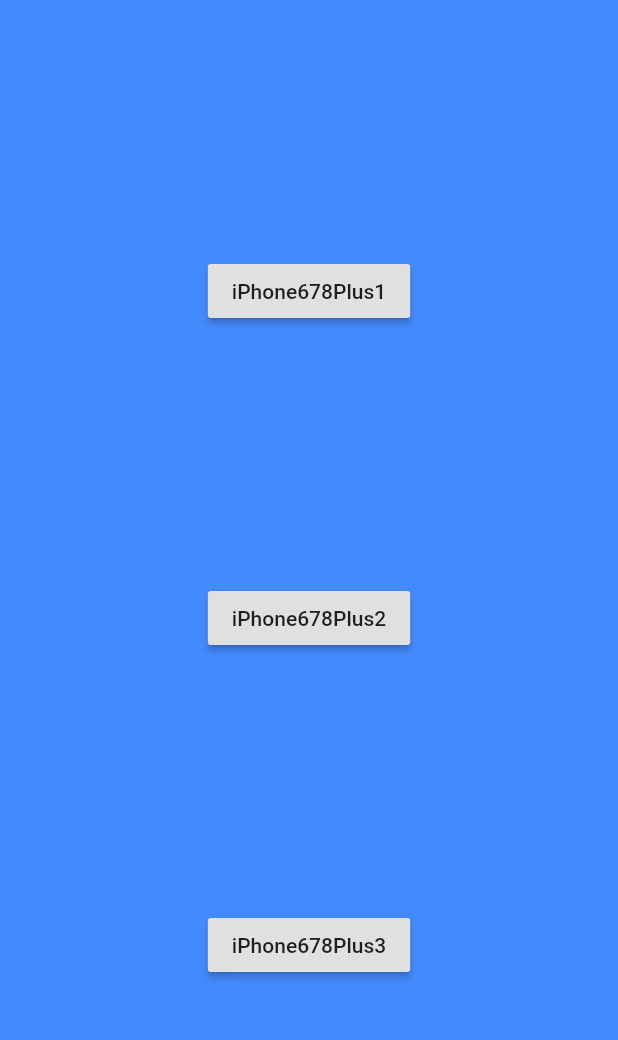
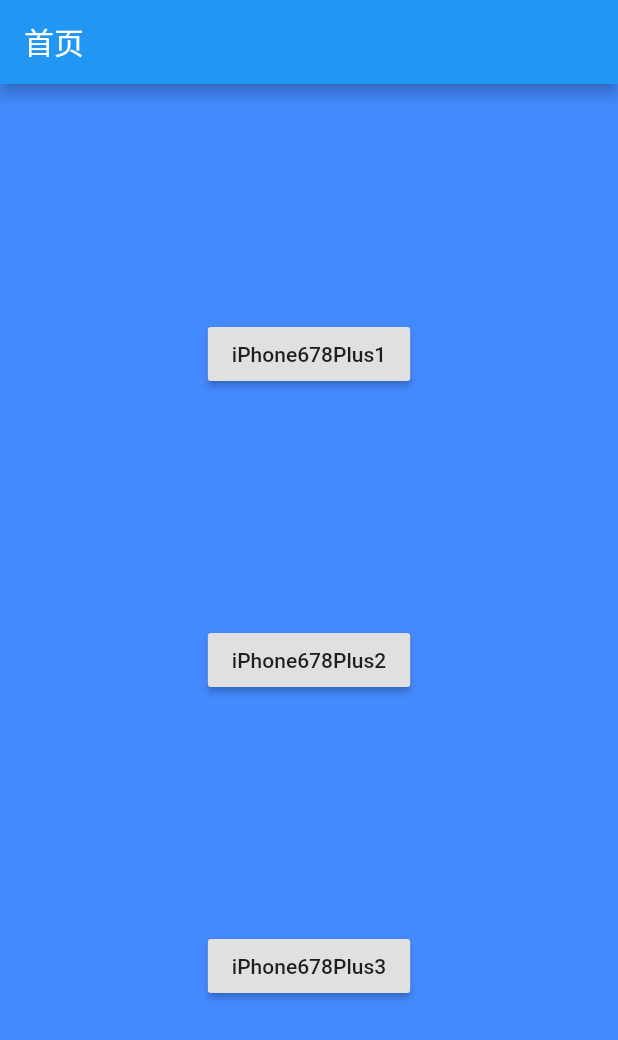
Before and after one commit to EarlyAnt/flutterApp, a Flutter app: the screen it shows after launch, on a phone screen of 412 x 824 dp. Shown: the top 1040 px of the screen. Run offline on Flutter 3.47's test engine with Material 2 defaults, Android fonts, the light colour scheme and no system bars; our stand-ins replace dio, flutter_svg; missing offline and left inert: adobe_xd.

Commit message:
1.HomePage页中已经实现了点击3个导航按钮，进入对应页面的功能。

```diff
--- a/flutterapp/lib/homePage.dart
+++ b/flutterapp/lib/homePage.dart
@@ -1,41 +1,82 @@
 import 'package:flutter/material.dart';
-import 'routes.dart';
 
-class HomePage extends StatefulWidget {
-  HomePage({Key key}) : super(key: key);
+import 'pages/login/loginView.dart';
+import 'pages/adobe_xd/adobe_xd0.dart';
+import 'pages/wassail/iPhone678Plus1.dart';
+import 'pages/wassail/iPhone678Plus2.dart';
+import 'pages/wassail/iPhone678Plus3.dart';
+
+class HomePage extends StatelessWidget {
+  const HomePage({Key key}) : super(key: key);
 
   @override
-  _HomePageState createState() => _HomePageState();
+  Widget build(BuildContext context) {
+    return MaterialApp(
+      routes: {
+        RouteNames.login: (context) => LoginView(),
+        RouteNames.xdpage0101: (context) => IPhoneXXS11Pro1(),
+        RouteNames.xdpage0201: (context) => IPhone678Plus1(),
+        RouteNames.xdpage0202: (context) => IPhone678Plus2(),
+        RouteNames.xdpage0203: (context) => IPhone678Plus3(),
+      },
+      home: HomePageView(),
+    );
+  }
 }
 
-class _HomePageState extends State<HomePage> {
+class HomePageView extends StatefulWidget {
+  HomePageView({Key key}) : super(key: key);
+
+  @override
+  _HomePageViewState createState() => _HomePageViewState();
+}
+
+class _HomePageViewState extends State<HomePageView> {
+  @override
+  void initState() {
+    super.initState();
+  }
+
   @override
   Widget build(BuildContext context) {
-    return Container(
+    return Scaffold(
+      appBar: AppBar(title: Text('首页')),
+      body: Container(
         color: Colors.blueAccent,
+        child: Center(
           child: Column(
             mainAxisAlignment: MainAxisAlignment.spaceEvenly,
             children: <Widget>[
               RaisedButton(
                 child: Text('iPhone678Plus1'),
                 onPressed: () {
-              Navigator.pushNamed(context, '/p1');
+                  Navigator.pushNamed(context, RouteNames.xdpage0201);
                 },
               ),
               RaisedButton(
                 child: Text('iPhone678Plus2'),
                 onPressed: () {
-              Navigator.pushNamed(context, '/p2');
+                  Navigator.pushNamed(context, RouteNames.xdpage0202);
                 },
               ),
               RaisedButton(
                 child: Text('iPhone678Plus3'),
                 onPressed: () {
-              Navigator.pushNamed(context, '/p3');
+                  Navigator.pushNamed(context, RouteNames.xdpage0203);
                 },
               )
             ],
           ),
+        ),
+      ),
     );
   }
 }
+
+class RouteNames {
+  static final String login = "/login";
+  static final String xdpage0101 = "/xd_page_1_1";
+  static final String xdpage0201 = "/xd_page_2_1";
+  static final String xdpage0202 = "/xd_page_2_2";
+  static final String xdpage0203 = "/xd_page_2_3";
+}
--- a/flutterapp/lib/main.dart
+++ b/flutterapp/lib/main.dart
@@ -1,9 +1,11 @@
 import 'package:flutter/material.dart';
 import 'package:flutterapp/routes.dart';
 import 'routes.dart';
+import 'homePage.dart';
 
 void main() {
-  runApp(MyApp());
+  // runApp(MyApp());
+  runApp(HomePage());
 }
 
 class MyApp extends StatelessWidget {
@@ -12,7 +14,7 @@
   @override
   Widget build(BuildContext context) {
     return MaterialApp(
-      initialRoute: '/',//初始化时加载默认路由
+      initialRoute: '/', //初始化时加载默认路由
       onGenerateRoute: onGenerateRoute,
     );
   }
--- a/flutterapp/lib/routes.dart
+++ b/flutterapp/lib/routes.dart
@@ -9,8 +9,8 @@
 
 final routes = {
   // '/': (context) => LoginView(),
-  '/': (context) => HomePage(),
-  'homePage': (context) => HomePage(),
+  // '/': (context) => HomePage(),
+  'homePage': (context) => HomePageView(),
   'login': (context) => LoginView(),
   'xd': (context) => IPhoneXXS11Pro1(),
   'p1': (context) => IPhone678Plus1(),
```
Lines whose indentation alone changed are shown as unchanged.
